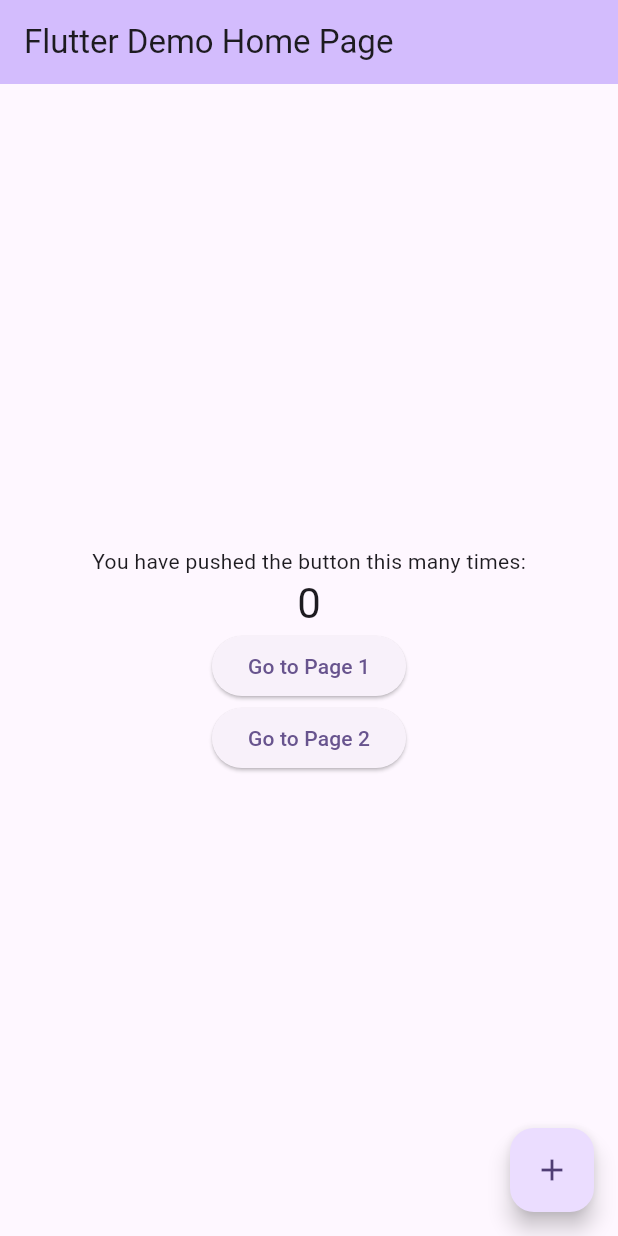
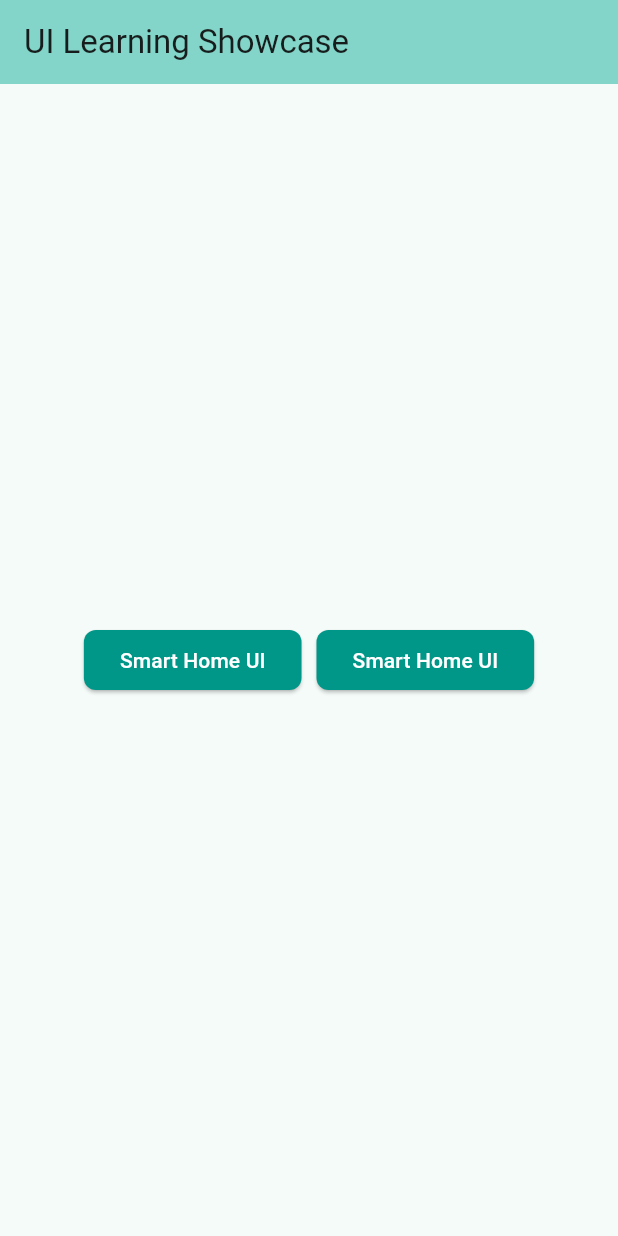
Before and after one commit to Sridharvn/flutter_ui_learning_showcase, a Flutter app: the screen it shows after launch, on a phone screen of 412 x 824 dp. Run offline on Flutter 3.47's test engine with Material 3 defaults, Android fonts, the phone set to English and light mode, and no system bars; our stand-ins replace go_router.

Commit message:
Adjusted button styles

```diff
--- a/lib/main.dart
+++ b/lib/main.dart
@@ -16,14 +16,14 @@ class MyApp extends StatelessWidget {
         GoRoute(
           path: '/',
           builder: (context, state) =>
-              const MyHomePage(title: 'Flutter Demo Home Page'),
+              const MyHomePage(title: 'UI Learning Showcase'),
         ),
         GoRoute(
-          path: '/page1',
+          path: '/smartHomeUI',
           builder: (context, state) => const SmartHomeUi(),
         ),
         GoRoute(
-          path: '/page2',
+          path: '/smartHomeUI',
           builder: (context, state) => const SmartHomeUi(),
         ),
       ],
@@ -31,71 +31,57 @@ class MyApp extends StatelessWidget {
 
     return MaterialApp.router(
       routerConfig: _router,
-      title: 'Flutter Demo',
+      title: 'UI Learning Showcase',
+      debugShowCheckedModeBanner: false,
       theme: ThemeData(
-        colorScheme: ColorScheme.fromSeed(seedColor: Colors.deepPurple),
+        colorScheme: ColorScheme.fromSeed(seedColor: Colors.teal),
         useMaterial3: true,
+        elevatedButtonTheme: ElevatedButtonThemeData(
+          style: ElevatedButton.styleFrom(
+            backgroundColor: Colors.teal,
+            foregroundColor: Colors.white,
+            shape: RoundedRectangleBorder(
+              borderRadius: BorderRadius.circular(8),
+            ),
+          ),
+        ),
       ),
     );
   }
 }
 
-class MyHomePage extends StatefulWidget {
+class MyHomePage extends StatelessWidget {
   const MyHomePage({super.key, required this.title});
 
   final String title;
-
-  @override
-  State<MyHomePage> createState() => _MyHomePageState();
-}
-
-class _MyHomePageState extends State<MyHomePage> {
-  int _counter = 0;
-
-  void _incrementCounter() {
-    setState(() {
-      _counter++;
-    });
-  }
 
   @override
   Widget build(BuildContext context) {
     return Scaffold(
       appBar: AppBar(
         backgroundColor: Theme.of(context).colorScheme.inversePrimary,
-        title: Text(widget.title),
+        title: Text(title),
       ),
       body: Center(
-        child: Column(
+        child: Row(
+          spacing: 10,
           mainAxisAlignment: MainAxisAlignment.center,
           children: <Widget>[
-            const Text(
-              'You have pushed the button this many times:',
-            ),
-            Text(
-              '$_counter',
-              style: Theme.of(context).textTheme.headlineMedium,
+            ElevatedButton(
+              onPressed: () {
+                context.go('/smartHomeUI');
+              },
+              child: const Text('Smart Home UI'),
             ),
             ElevatedButton(
               onPressed: () {
-                context.go('/page1');
+                context.go('/smartHomeUI');
               },
-              child: const Text('Go to Page 1'),
-            ),
-            ElevatedButton(
-              onPressed: () {
-                context.go('/page2');
-              },
-              child: const Text('Go to Page 2'),
+              child: const Text('Smart Home UI'),
             ),
           ],
         ),
       ),
-      floatingActionButton: FloatingActionButton(
-        onPressed: _incrementCounter,
-        tooltip: 'Increment',
-        child: const Icon(Icons.add),
-      ),
     );
   }
 }
--- a/lib/pages/smart_home_ui.dart
+++ b/lib/pages/smart_home_ui.dart
@@ -5,6 +5,6 @@ class SmartHomeUi extends StatelessWidget {
 
   @override
   Widget build(BuildContext context) {
-    return const Placeholder();
+    return const Scaffold();
   }
 }
```
